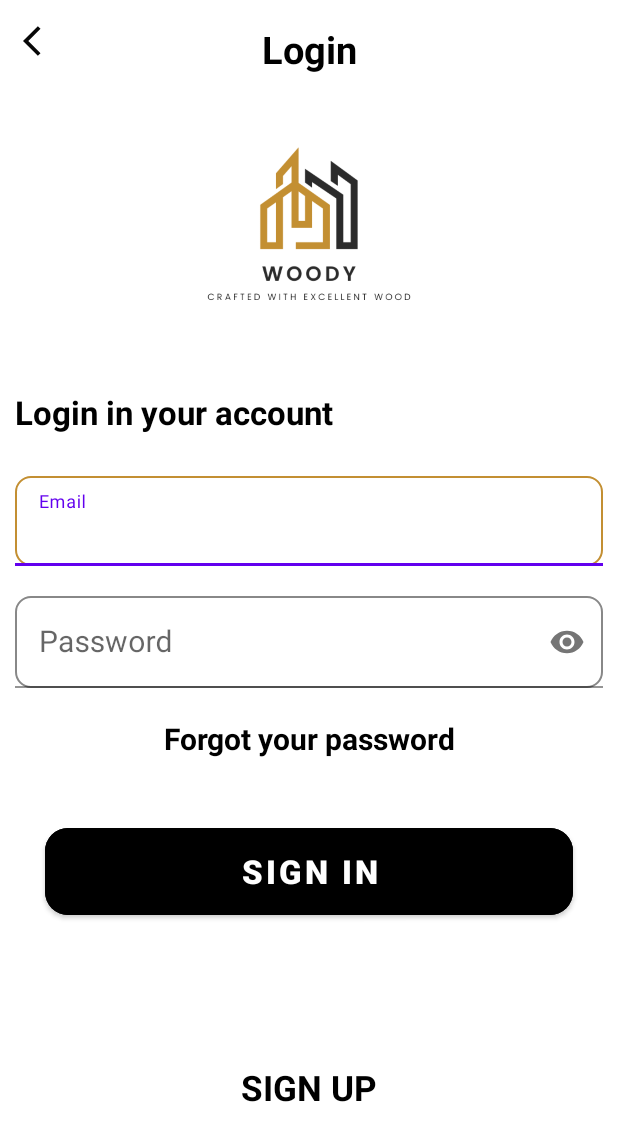
After one commit to trtph/DoAnWoody, an Android app: the LoginActivity screen opened directly, with no data from a screen before it, on a phone screen of 412 x 824 dp. The commit adds this screen. Shown: the top 1141 px of the screen. Run offline under Robolectric (Android 15) with nearby library versions, the phone set to English and light mode, and no system bars.

Commit message:
Add Forgot password

```diff
--- a/app/src/main/java/com/example/woodygroupapplication/HomeFragment.java
+++ b/app/src/main/java/com/example/woodygroupapplication/HomeFragment.java
@@ -24,6 +24,7 @@ public class HomeFragment extends Fragment {
                              Bundle savedInstanceState) {
         View view = inflater.inflate(R.layout.fragment_home, container, false);
 
+        //linkView
         imvBest = view.findViewById(R.id.imvBest);
         imvSeat = view.findViewById(R.id.imvSeat);
         imvDesk = view.findViewById(R.id.imvDesk);
@@ -42,6 +43,7 @@ public class HomeFragment extends Fragment {
         imvNoti.setOnClickListener(myClick);
 
 
+        //addEvents
         getActivity().getSupportFragmentManager().beginTransaction().replace(R.id.frame_collection, new com.example.woodygroupapplication.BestCollectionFragment()).commit();
 
         return view;
--- /dev/null
+++ b/app/src/main/java/com/example/woodygroupapplication/LoginActivity.java
@@ -0,0 +1,53 @@
+package com.example.woodygroupapplication;
+
+import androidx.appcompat.app.AppCompatActivity;
+import androidx.fragment.app.Fragment;
+import androidx.fragment.app.FragmentManager;
+import androidx.fragment.app.FragmentTransaction;
+
+import android.content.Intent;
+import android.os.Bundle;
+import android.util.Log;
+import android.view.View;
+import android.widget.Button;
+import android.widget.ImageView;
+import android.widget.TextView;
+
+import com.google.android.material.button.MaterialButton;
+
+public class LoginActivity extends AppCompatActivity {
+
+    ImageView imvBackUserAccount;
+    TextView txtForgotPassword;
+    MaterialButton btnSignIn;
+
+    @Override
+    protected void onCreate(Bundle savedInstanceState) {
+        super.onCreate(savedInstanceState);
+        setContentView(R.layout.activity_login);
+        linkViews();
+        addEvents();
+    }
+
+    private void linkViews() {
+        txtForgotPassword = findViewById(R.id.txtForgotPassword);
+        imvBackUserAccount = findViewById(R.id.imvBackUserAccount);
+        btnSignIn = findViewById(R.id.btnSignIn);
+    }
+
+    private void addEvents() {
+        txtForgotPassword.setOnClickListener(new View.OnClickListener() {
+            @Override
+            public void onClick(View view) {
+                startActivity(new Intent(LoginActivity.this, ForgotPasswordActivity.class));
+            }
+        });
+        btnSignIn.setOnClickListener(new View.OnClickListener() {
+            @Override
+            public void onClick(View view) {
+                startActivity(new Intent(LoginActivity.this, MainActivity.class));
+            }
+        });
+
+    }
+}
--- /dev/null
+++ b/app/src/main/res/drawable/custom_email_password.xml
@@ -0,0 +1,19 @@
+<?xml version="1.0" encoding="utf-8"?>
+<selector xmlns:android="http://schemas.android.com/apk/res/android">
+    <item android:state_enabled="true" android:state_focused="true">
+        <shape android:shape="rectangle">
+            <solid android:color="#FFF"/>
+            <corners android:radius="10dp"/>
+            <stroke android:color="#C38F32" android:width="1dp"/>
+        </shape>
+    </item>
+
+    <item android:state_enabled="true">
+        <shape android:shape="rectangle">
+            <solid android:color="#FFF"/>
+            <corners android:radius="10dp"/>
+            <stroke android:color="#888888" android:width="1dp"/>
+        </shape>
+    </item>
+
+</selector>
--- /dev/null
+++ b/app/src/main/res/layout/activity_login.xml
@@ -0,0 +1,184 @@
+<?xml version="1.0" encoding="utf-8"?>
+<androidx.constraintlayout.widget.ConstraintLayout xmlns:android="http://schemas.android.com/apk/res/android"
+    xmlns:app="http://schemas.android.com/apk/res-auto"
+    xmlns:tools="http://schemas.android.com/tools"
+    android:layout_width="match_parent"
+    android:layout_height="match_parent"
+    tools:context=".LoginActivity">
+
+    <ImageView
+        android:id="@+id/imvBackUserAccount"
+        android:layout_width="wrap_content"
+        android:layout_height="wrap_content"
+        android:src="@drawable/ic_back"
+        app:layout_constraintTop_toTopOf="parent"
+        app:layout_constraintLeft_toLeftOf="parent"
+        android:layout_margin="15dp"/>
+
+    <TextView
+        android:id="@+id/txtLogin"
+        android:layout_width="match_parent"
+        android:layout_height="wrap_content"
+        android:text="Login"
+        android:textSize="25sp"
+        android:textStyle="bold"
+        android:textColor="@color/black"
+
+        android:gravity="center"
+        android:layout_marginTop="15dp"
+
+        app:layout_constraintTop_toTopOf="parent"
+        app:layout_constraintRight_toRightOf="parent"/>
+
+    <ImageView
+        android:id="@+id/tmvLogoWoody"
+        android:layout_width="200dp"
+        android:layout_height="200dp"
+        android:src="@drawable/woodylogo"
+
+        app:layout_constraintTop_toBottomOf="@id/txtLogin"
+        app:layout_constraintRight_toRightOf="parent"
+        app:layout_constraintLeft_toLeftOf="parent" />
+
+    <TextView
+        android:id="@+id/txtLoginAccount"
+        android:layout_width="match_parent"
+        android:layout_height="wrap_content"
+        android:text="Login in your account"
+        android:textColor="@color/black"
+        android:textStyle="bold"
+        android:textSize="22sp"
+
+        app:layout_constraintTop_toBottomOf="@id/tmvLogoWoody"
+        app:layout_constraintRight_toRightOf="parent"
+        app:layout_constraintLeft_toLeftOf="parent"
+        android:padding="10dp"/>
+
+    <com.google.android.material.textfield.TextInputLayout
+        android:id="@+id/edtLayoutEmail"
+        android:layout_width="match_parent"
+        android:layout_height="wrap_content"
+        android:layout_marginTop="8dp"
+        app:layout_constraintHorizontal_bias="0.498"
+        app:layout_constraintLeft_toLeftOf="parent"
+        app:layout_constraintRight_toRightOf="parent"
+        app:layout_constraintTop_toBottomOf="@+id/txtLoginAccount">
+        <EditText
+            android:id="@+id/edtEmail"
+            android:layout_width="match_parent"
+            android:layout_height="60dp"
+            android:hint="Email"
+            android:textSize="20sp"
+
+            android:background="@drawable/custom_email_password"
+            android:inputType="textEmailAddress"
+
+            app:layout_constraintTop_toBottomOf="@id/txtLoginAccount"
+            app:layout_constraintRight_toRightOf="parent"
+            app:layout_constraintLeft_toLeftOf="parent"
+
+            android:layout_margin="10dp"
+            android:paddingLeft="10dp"/>
+
+    </com.google.android.material.textfield.TextInputLayout>
+
+    <com.google.android.material.textfield.TextInputLayout
+        android:id="@+id/edtLayoutPassword"
+        android:layout_width="match_parent"
+        android:layout_height="wrap_content"
+        app:layout_constraintHorizontal_bias="0.498"
+        app:layout_constraintLeft_toLeftOf="parent"
+        app:layout_constraintRight_toRightOf="parent"
+        app:layout_constraintTop_toBottomOf="@+id/edtLayoutEmail"
+        app:passwordToggleEnabled="true">
+        <EditText
+            android:id="@+id/edtPassword"
+            android:layout_width="match_parent"
+            android:layout_height="wrap_content"
+            android:hint="Password"
+            android:textSize="20sp"
+            android:password="true"
+
+            android:background="@drawable/custom_email_password"
+
+            app:layout_constraintTop_toBottomOf="@id/edtEmail"
+            app:layout_constraintRight_toRightOf="parent"
+            app:layout_constraintLeft_toLeftOf="parent"
+
+            android:layout_margin="10dp"
+            android:paddingLeft="10dp"
+            tools:ignore="Deprecated" />
+
+    </com.google.android.material.textfield.TextInputLayout>
+
+    <TextView
+        android:id="@+id/txtForgotPassword"
+        android:layout_width="match_parent"
+        android:layout_height="wrap_content"
+        android:text="Forgot your password"
+        android:textColor="@color/black"
+        android:textStyle="bold"
+        android:textSize="20sp"
+
+        android:gravity="center"
+
+        app:layout_constraintTop_toBottomOf="@id/edtLayoutPassword"
+        app:layout_constraintRight_toRightOf="parent"
+        app:layout_constraintLeft_toLeftOf="parent"
+        android:padding="10dp"/>
+
+<!--    <androidx.appcompat.widget.AppCompatButton-->
+<!--        android:id="@+id/btnSignIn"-->
+<!--        android:layout_width="match_parent"-->
+<!--        android:layout_height="60dp"-->
+<!--        android:layout_margin="30dp"-->
+<!--        android:layout_marginTop="12dp"-->
+<!--        android:background="@drawable/custom_button_login"-->
+
+<!--        android:text="SIGN IN"-->
+
+<!--        android:textSize="22sp"-->
+<!--        android:textStyle="bold"-->
+<!--        android:textColor="@color/white"-->
+<!--        app:layout_constraintHorizontal_bias="0.473"-->
+
+<!--        app:layout_constraintLeft_toLeftOf="parent"-->
+<!--        app:layout_constraintRight_toRightOf="parent"-->
+<!--        app:layout_constraintTop_toBottomOf="@id/txtForgotPassword" />-->
+<!--    -->
+    <com.google.android.material.button.MaterialButton
+        android:id="@+id/btnSignIn"
+        android:layout_width="match_parent"
+        android:layout_height="70dp"
+        android:layout_margin="30dp"
+        android:layout_marginTop="12dp"
+        android:text="SIGN IN"
+
+        android:textSize="22sp"
+        android:textStyle="bold"
+        android:textColor="@color/white"
+        android:backgroundTint="@color/black"
+        app:cornerRadius="15dp"
+
+        app:layout_constraintLeft_toLeftOf="parent"
+        app:layout_constraintRight_toRightOf="parent"
+        app:layout_constraintTop_toBottomOf="@id/txtForgotPassword"/>
+
+    <TextView
+        android:layout_width="match_parent"
+        android:layout_height="wrap_content"
+
+        android:text="SIGN UP"
+        android:textSize="23sp"
+        android:textColor="@color/black"
+        android:textStyle="bold"
+        android:gravity="center"
+
+        app:layout_constraintTop_toBottomOf="@+id/btnSignIn"
+        app:layout_constraintRight_toRightOf="parent"
+        app:layout_constraintBottom_toBottomOf="parent"
+        app:layout_constraintLeft_toLeftOf="parent"
+        android:layout_marginTop="10dp"/>
+
+
+</androidx.constraintlayout.widget.ConstraintLayout>
--- a/app/src/main/res/layout/fragment_user_account.xml
+++ b/app/src/main/res/layout/fragment_user_account.xml
@@ -65,6 +65,7 @@
         </LinearLayout>
 
         <androidx.appcompat.widget.AppCompatButton
+            android:id="@+id/btnLogin"
             android:layout_width="wrap_content"
             android:layout_height="wrap_content"
             android:layout_gravity="center"
```
Also changed, not shown: app/src/main/AndroidManifest.xml (+16 -4 lines), app/src/main/java/com/example/woodygroupapplication/CreatePasswordActivity.java (added, +37 -0 lines), app/src/main/java/com/example/woodygroupapplication/ForgotPasswordActivity.java (added, +34 -0 lines), app/src/main/java/com/example/woodygroupapplication/UserAccountFragment.java (+16 -0 lines), app/src/main/java/com/example/woodygroupapplication/VerificationActivity.java (added, +44 -0 lines), app/src/main/res/layout/activity_create_password.xml (added, +117 -0 lines), app/src/main/res/layout/activity_forgot_password.xml (added, +56 -0 lines), app/src/main/res/layout/activity_verification.xml (added, +70 -0 lines).
